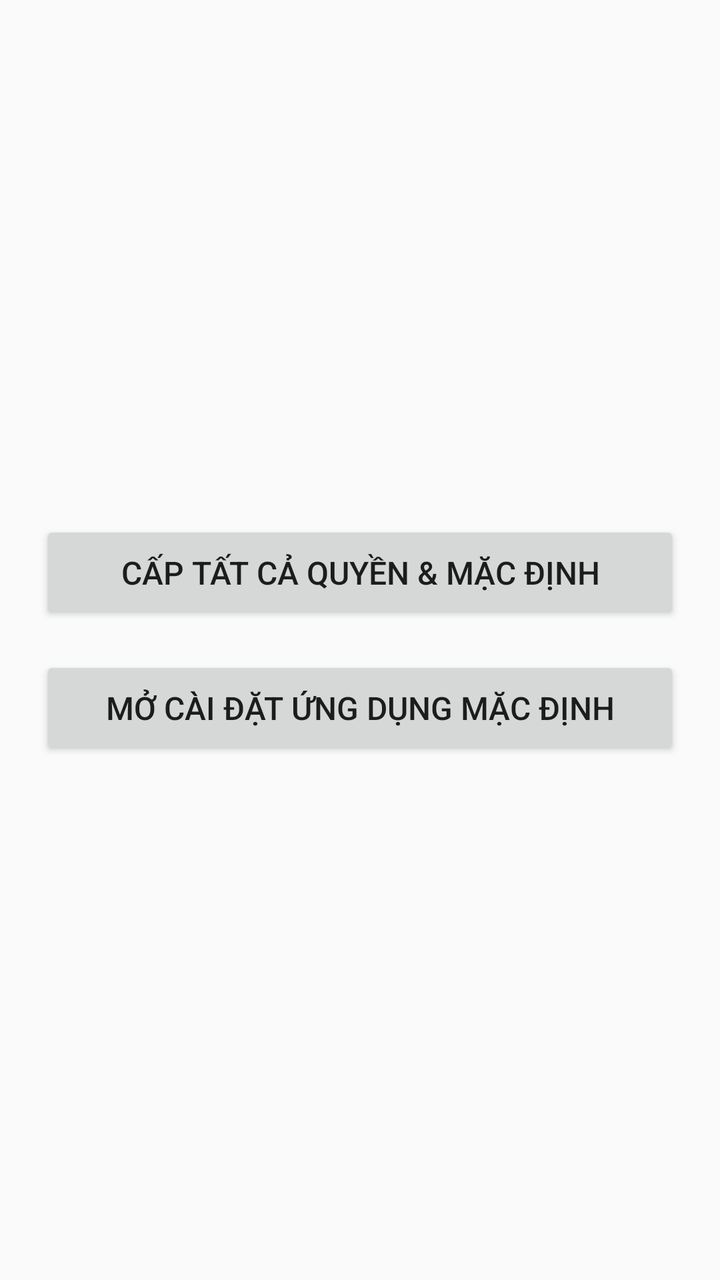
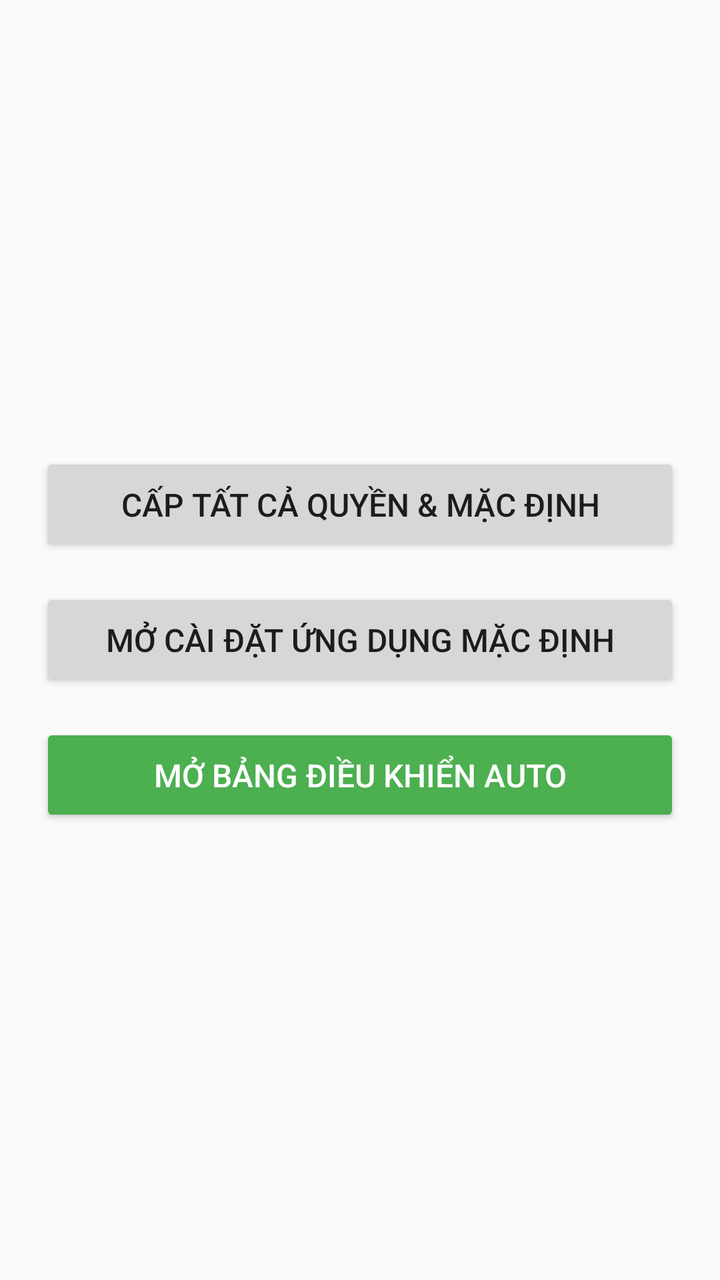

An Android layout rendered at two revisions. The XML below is the earlier revision; the diff shows what the commit changed to produce the second picture.
<!-- AndroidManifest.xml: application theme Theme.AppCompat.Light.NoActionBar -->
<!-- res/layout/activity_main.xml -->
<LinearLayout xmlns:android="http://schemas.android.com/apk/res/android"
    android:layout_width="match_parent"
    android:layout_height="match_parent"
    android:gravity="center"
    android:orientation="vertical"
    android:padding="20dp">

    <Button
        android:id="@+id/btnGrantPermissions"
        android:layout_width="match_parent"
        android:layout_height="wrap_content"
        android:padding="15dp"
        android:text="Cấp Tất Cả Quyền &amp; Mặc Định"
        android:textSize="16sp" />

    <Button
        android:id="@+id/btnOpenDefaultSettings"
        android:layout_width="match_parent"
        android:layout_height="wrap_content"
        android:layout_marginTop="16dp"
        android:padding="15dp"
        android:text="Mở Cài Đặt Ứng Dụng Mặc Định"
        android:textSize="16sp" />

</LinearLayout>
<!-- resources referenced by this layout -->
<resources>

</resources>

<!-- the commit's change to res/layout/activity_main.xml (unified diff, before → after) -->
@@ -22,4 +22,16 @@
         android:text="Mở Cài Đặt Ứng Dụng Mặc Định"
         android:textSize="16sp" />
 
+    
+    <Button
+        android:id="@+id/btnStartPopup"
+        android:layout_width="match_parent"
+        android:layout_height="wrap_content"
+        android:layout_marginTop="16dp"
+        android:backgroundTint="#4CAF50"
+        android:padding="15dp"
+        android:text="Mở Bảng Điều Khiển Auto"
+        android:textColor="#FFFFFF"
+        android:textSize="16sp" />
+
 </LinearLayout>
